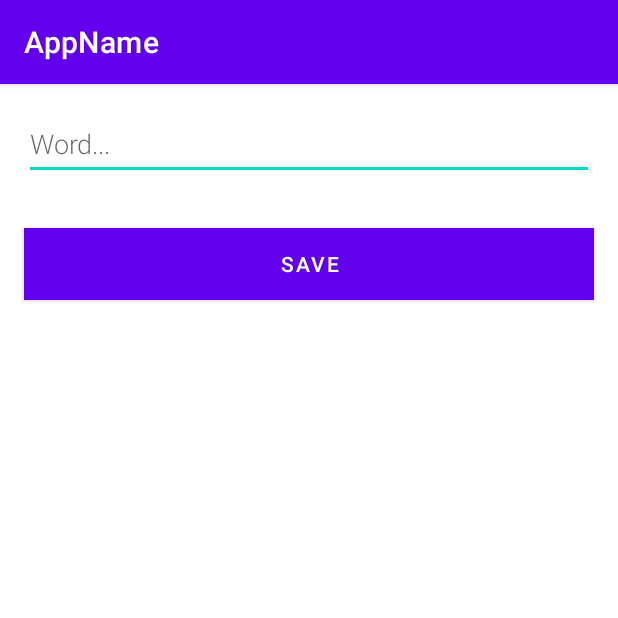
After one commit to skreep1/RoomCodelab, an Android app: the NewWordActivity screen opened directly, with no data from a screen before it, on a phone screen of 412 x 824 dp, the top half of it. The commit adds this screen. Run offline under Robolectric (Android 15) with nearby library versions, the phone set to English and light mode, and no system bars.

Commit message:
Add NewWordActivity.kt

```diff
--- a/app/src/main/AndroidManifest.xml
+++ b/app/src/main/AndroidManifest.xml
@@ -1,7 +1,6 @@
 <?xml version="1.0" encoding="utf-8"?>
 <manifest xmlns:android="http://schemas.android.com/apk/res/android"
     package="com.skreep.roomcodelab">
-
 
     <application
         android:name=".WordsApplication"
@@ -11,6 +10,10 @@
         android:roundIcon="@mipmap/ic_launcher_round"
         android:supportsRtl="true"
         android:theme="@style/Theme.RoomCodelab">
+
+        <activity
+            android:name=".NewWordActivity"
+            android:exported="true" />
         <activity
             android:name=".MainActivity"
             android:exported="true">
@@ -20,6 +23,7 @@
                 <category android:name="android.intent.category.LAUNCHER" />
             </intent-filter>
         </activity>
+        <activity android:name=".NewWordActivity"></activity>
     </application>
 
 </manifest>
--- /dev/null
+++ b/app/src/main/java/com/skreep/roomcodelab/NewWordActivity.kt
@@ -0,0 +1,37 @@
+package com.skreep.roomcodelab
+
+import android.app.Activity
+import android.content.Intent
+import androidx.appcompat.app.AppCompatActivity
+import android.os.Bundle
+import android.text.TextUtils
+import android.widget.Button
+import android.widget.EditText
+
+class NewWordActivity : AppCompatActivity() {
+
+    private lateinit var editWordView: EditText
+
+    public override fun onCreate(savedInstanceState: Bundle?) {
+        super.onCreate(savedInstanceState)
+        setContentView(R.layout.activity_new_word)
+        editWordView = findViewById(R.id.edit_word)
+
+        val button = findViewById<Button>(R.id.button_save)
+        button.setOnClickListener {
+            val replyIntent = Intent()
+            if (TextUtils.isEmpty(editWordView.text)) {
+                setResult(Activity.RESULT_CANCELED, replyIntent)
+            } else {
+                val word = editWordView.text.toString()
+                replyIntent.putExtra(EXTRA_REPLY, word)
+                setResult(Activity.RESULT_OK, replyIntent)
+            }
+            finish()
+        }
+    }
+
+    companion object {
+        const val EXTRA_REPLY = "com.example.android.wordlistsql.REPLY"
+    }
+}
--- /dev/null
+++ b/app/src/main/res/layout/activity_new_word.xml
@@ -0,0 +1,26 @@
+<LinearLayout xmlns:android="http://schemas.android.com/apk/res/android"
+    android:orientation="vertical"
+    android:layout_width="match_parent"
+    android:layout_height="match_parent">
+
+    <EditText
+        android:id="@+id/edit_word"
+        android:layout_width="match_parent"
+        android:layout_height="wrap_content"
+        android:minHeight="@dimen/min_height"
+        android:fontFamily="sans-serif-light"
+        android:hint="@string/hint_word"
+        android:inputType="textAutoComplete"
+        android:layout_margin="@dimen/big_padding"
+        android:textSize="18sp" />
+
+    <Button
+        android:id="@+id/button_save"
+        android:layout_width="match_parent"
+        android:layout_height="wrap_content"
+        android:background="@color/white"
+        android:text="@string/button_save"
+        android:layout_margin="@dimen/big_padding"
+        android:textColor="@color/buttonLabel" />
+
+</LinearLayout>
--- a/app/src/main/res/values/colors.xml
+++ b/app/src/main/res/values/colors.xml
@@ -7,4 +7,5 @@
     <color name="teal_700">#FF018786</color>
     <color name="black">#FF000000</color>
     <color name="white">#FFFFFFFF</color>
+    <color name="buttonLabel">#FFFFFF</color>
 </resources>
--- a/app/src/main/res/values/dimens.xml
+++ b/app/src/main/res/values/dimens.xml
@@ -1,4 +1,5 @@
 <?xml version="1.0" encoding="utf-8"?>
 <resources>
     <dimen name="big_padding">16dp</dimen>
+    <dimen name="min_height">48dp</dimen>
 </resources>
--- a/app/src/main/res/values/strings.xml
+++ b/app/src/main/res/values/strings.xml
@@ -1,4 +1,7 @@
 <resources>
-    <string name="app_name">RoomCodelab</string>
-    <string name="add_word">Add Word</string>
+    <string name="hint_word">Word...</string>
+    <string name="app_name">AppName</string>
+    <string name="button_save">Save</string>
+    <string name="empty_not_saved">Word not saved because it is empty.</string>
+    <string name="add_word">Add word</string>
 </resources>
```
